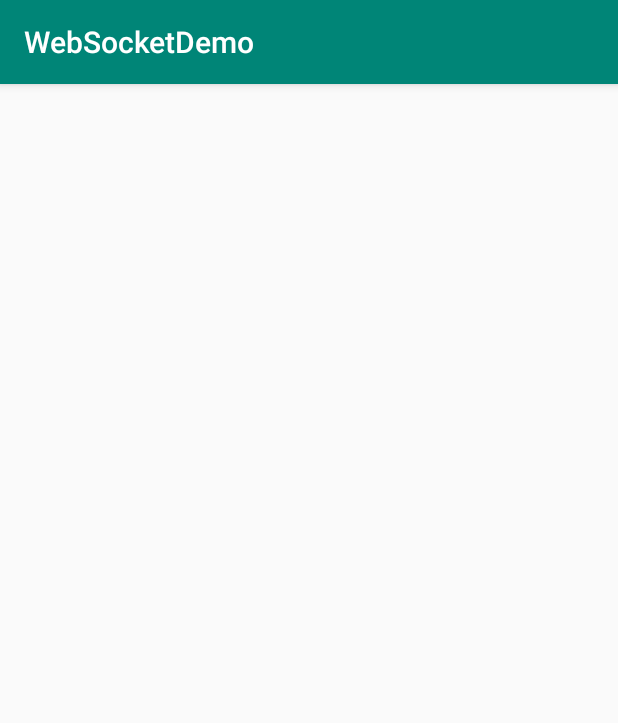
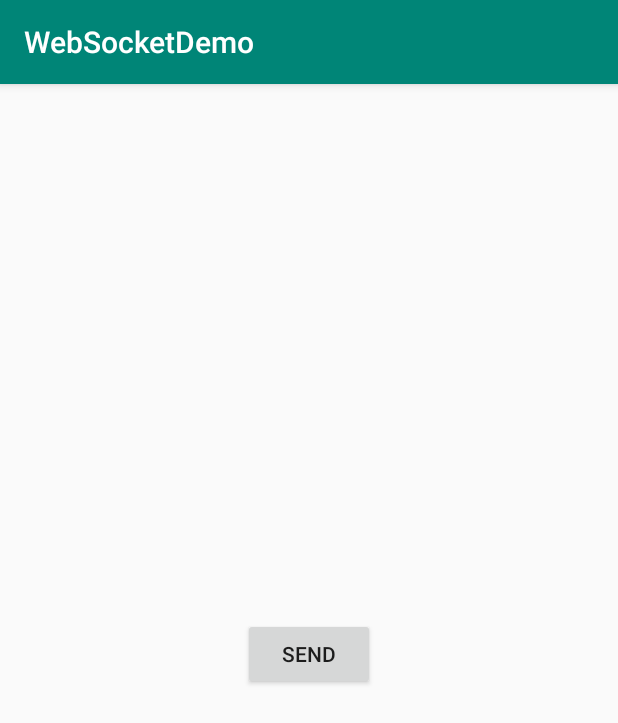
Before and after one commit to Silverbaq/websocket-demo, an Android app: the screen it shows after launch (Main2Activity), on a phone screen of 412 x 824 dp. Shown: the top 723 px of the screen. Run offline under Robolectric (Android 15) with nearby library versions, the phone set to English and light mode, and no system bars; libraries missing offline, so code that uses them is left out: ua.naiksoftware.stomp; 3 statements that could not run were skipped.

Commit message:
updated stuff

```diff
--- a/WebServer/websocket-demoserver/src/main/kotlin/com/example/websocketdemoserver/controller/ChatController.kt
+++ b/WebServer/websocket-demoserver/src/main/kotlin/com/example/websocketdemoserver/controller/ChatController.kt
@@ -1,6 +1,5 @@
 package com.example.websocketdemoserver.controller
 
-import org.springframework.messaging.simp.SimpMessageHeaderAccessor.getSessionAttributes
 import org.springframework.messaging.simp.SimpMessageHeaderAccessor
 import com.example.websocketdemoserver.model.ChatMessage
 import org.springframework.messaging.handler.annotation.SendTo
--- a/client/android/WebSocketDemo/app/src/main/res/layout/activity_main2.xml
+++ b/client/android/WebSocketDemo/app/src/main/res/layout/activity_main2.xml
@@ -7,4 +7,12 @@
         android:layout_height="match_parent"
         tools:context=".Main2Activity">
 
+    <Button
+            android:text="Send"
+            android:layout_width="wrap_content"
+            android:layout_height="wrap_content"
+            android:id="@+id/btnSend" app:layout_constraintStart_toStartOf="parent" android:layout_marginLeft="8dp"
+            android:layout_marginStart="8dp" app:layout_constraintEnd_toEndOf="parent" android:layout_marginEnd="8dp"
+            android:layout_marginRight="8dp" app:layout_constraintTop_toTopOf="parent" android:layout_marginBottom="8dp"
+            app:layout_constraintBottom_toBottomOf="parent"/>
 </androidx.constraintlayout.widget.ConstraintLayout>
```
Also changed, not shown: client/android/WebSocketDemo/app/src/main/java/dk/w4/websocketdemo/Main2Activity.kt (+23 -6 lines).
